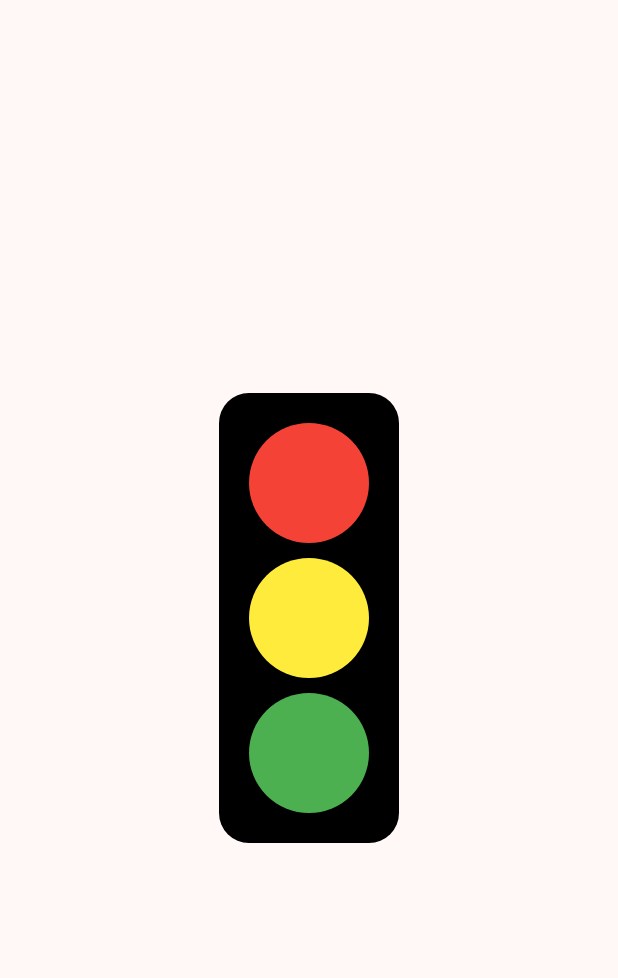
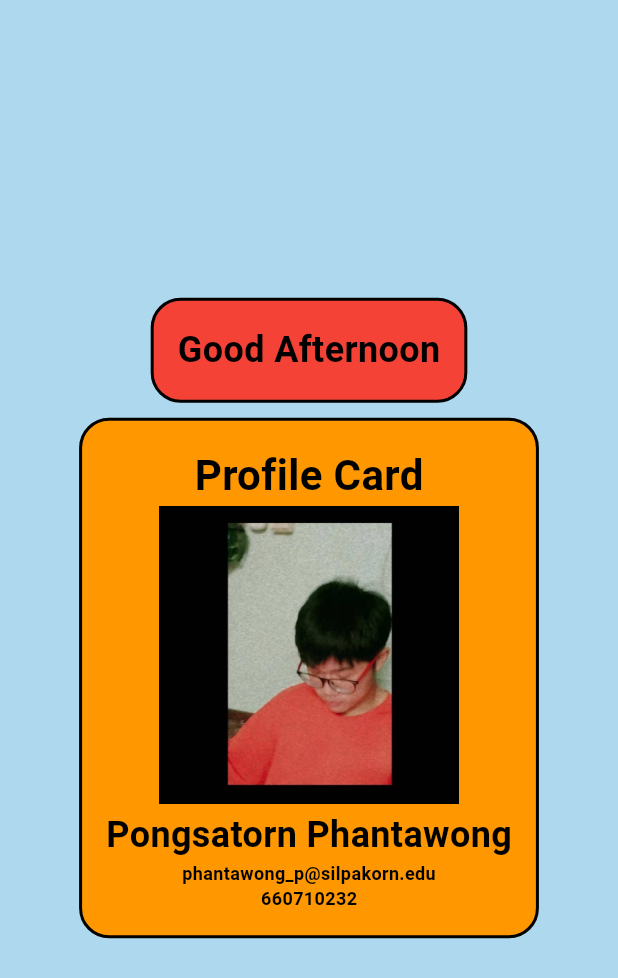
Before and after one commit to 660710232/mobiletest, a Flutter app: the screen it shows after launch, on a phone screen of 412 x 824 dp. Shown: the top 978 px of the screen. Run offline on Flutter 3.47's test engine with Material 3 defaults, Android fonts, the phone set to English and light mode, and no system bars.

Commit message:
Class Profile Name

```diff
--- /dev/null
+++ b/lib/component/profile_card.dart
@@ -0,0 +1,27 @@
+import 'package:flutter/material.dart';
+
+class ProfileCard extends StatelessWidget {
+  final String name;
+  final Image image;
+  const ProfileCard({super.key, required this.name, required this.image});
+
+  @override
+  Widget build(BuildContext context) {
+    return Container(
+      padding: EdgeInsets.all(16),
+      decoration: BoxDecoration(
+        borderRadius: BorderRadius.circular(20),
+        color: Colors.orange,
+        border: Border.all(color: Colors.black, width: 2),
+      ),
+      child: Column(children: [
+        Text("Profile Card", style: TextStyle(fontSize: 28, fontWeight: FontWeight.bold, color: Colors.black, fontFamily: 'Roboto')),
+        image,
+        SizedBox(height: 3),
+        Text(name, style: TextStyle(fontSize: 24, fontWeight: FontWeight.bold, color: Colors.black)),
+        Text("phantawong_p@silpakorn.edu", style: TextStyle(fontSize: 12, fontWeight: FontWeight.bold, color: Colors.black)),
+        Text("660710232", style: TextStyle(fontSize: 12, fontWeight: FontWeight.bold, color: Colors.black)),
+      ],),
+    );
+  }
+}
--- /dev/null
+++ b/lib/component/text_card.dart
@@ -0,0 +1,23 @@
+import 'package:flutter/material.dart';
+
+class TextCard extends StatelessWidget {
+  final String text;
+  final Color color;
+  const TextCard({super.key, required this.text, required this.color});
+
+  @override
+  Widget build(BuildContext context) {
+    return Container(
+      padding: EdgeInsets.all(16),
+      decoration: BoxDecoration(
+        borderRadius: BorderRadius.circular(20),
+        color: color,
+        border: Border.all(color: Colors.black, width: 2)
+      ),
+      child: Text(
+        text,
+        style: TextStyle(fontSize: 24, fontWeight: FontWeight.bold, color: Colors.black),
+      ),
+    );
+  }
+}
--- a/lib/main.dart
+++ b/lib/main.dart
@@ -1,4 +1,5 @@
 import 'package:flutter/material.dart';
+import 'package:mobiletest/screen/greeting_screen.dart';
 
 void main() {
   runApp(const MyApp());
@@ -20,8 +21,7 @@ class MyApp extends StatelessWidget {
         // try changing the seedColor in the colorScheme below to Colors.green
         // and then invoke "hot reload" (save your changes or press the "hot
         // reload" button in a Flutter-supported IDE, or press "r" if you used
-        // the command line to start the app).
-        //
+        // the command
         // Notice that the counter didn't reset back to zero; the application
         // state is not lost during the reload. To reset the state, use hot
         // restart instead.
@@ -30,7 +30,7 @@ class MyApp extends StatelessWidget {
         // tested with just a hot reload.
         colorScheme: .fromSeed(seedColor: Colors.red),
       ),
-      home: HomeScreen(),
+      home: GreetingScreen(name: 'Pongsatorn Phantawong', bgColor: const Color.fromARGB(255, 173, 216, 237)),
       debugShowCheckedModeBanner: false,
     );
   }
@@ -41,60 +41,23 @@ class HomeScreen extends StatelessWidget {
   // Render Screen
 
   @override
-  Widget build(BuildContext context){
+  Widget build(BuildContext context) {
     return Scaffold(
-      // appBar: AppBar(title: const Text("Color Layout"), backgroundColor: Colors.blue, centerTitle: true),
-      // backgroundColor: Colors.pink[40],
-      body: Center(
-        child: Stack(
-          children: [
-            Container(
-              width: 120,
-              height: 300,
-              decoration: BoxDecoration(
-                color: Colors.black,
-                borderRadius: BorderRadius.circular(20)
-              )
-            ),
-            Positioned(
-              top: 20,
-              left: 20,
-              child: Container(
-                width: 80,
-                height: 80,
-                decoration: BoxDecoration(
-                  color: Colors.red,
-                  borderRadius: BorderRadius.circular(100)
-                )
-              )
-            ),
-            Positioned(
-              top: 110,
-              left: 20,
-              child: Container(
-                width: 80,
-                height: 80,
-                decoration: BoxDecoration(
-                  color: Colors.yellow,
-                  borderRadius: BorderRadius.circular(100)
-                )
-              )
-            ),
-            Positioned(
-              bottom: 20,
-              left: 20,
-              child: Container(
-                width: 80,
-                height: 80,
-                decoration: BoxDecoration(
-                  color: Colors.green,
-                  borderRadius: BorderRadius.circular(100)
-                )
-              )
-            )
-          ],
-        )
-      )
+      appBar: AppBar(
+        title: const Text("Color Layout"),
+        backgroundColor: Colors.blue,
+        centerTitle: true,
+      ),
+      backgroundColor: Colors.pink[40],
+      body: ListView.separated(
+        itemCount: 15,
+        itemBuilder: (context, index) {
+          return Text('Item $index');
+        },
+        separatorBuilder: (context, index) {
+          return const Divider();
+        },
+      ),
     );
   }
 }
--- /dev/null
+++ b/lib/screen/greeting_screen.dart
@@ -0,0 +1,25 @@
+import 'package:flutter/material.dart';
+import 'package:mobiletest/component/profile_card.dart';
+import 'package:mobiletest/component/text_card.dart';
+
+class GreetingScreen extends StatelessWidget {
+  final String name;
+  final Color bgColor;
+  const GreetingScreen({super.key, required this.name, required this.bgColor});
+
+  @override
+  Widget build(BuildContext context) {
+    return Scaffold(
+      backgroundColor: bgColor,
+      body: Center(
+        child: Column(
+          mainAxisAlignment: MainAxisAlignment.center,
+          children: [
+          TextCard(text: "Good Afternoon",color: Colors.red,),
+          SizedBox(height: 10),
+          ProfileCard(name: name, image: Image.asset('assets/profile_ten.jpg', width: 200, height: 200),)
+        ],)
+      ),
+    );
+  }
+}
--- a/pubspec.yaml
+++ b/pubspec.yaml
@@ -58,7 +58,8 @@ flutter:
   uses-material-design: true
 
   # To add assets to your application, add an assets section, like this:
-  # assets:
+  assets:
+    - assets/
   #   - images/a_dot_burr.jpeg
   #   - images/a_dot_ham.jpeg
 
```
Also changed, not shown: assets/profile_ten.jpg (added), assets/sandly.png (added).
